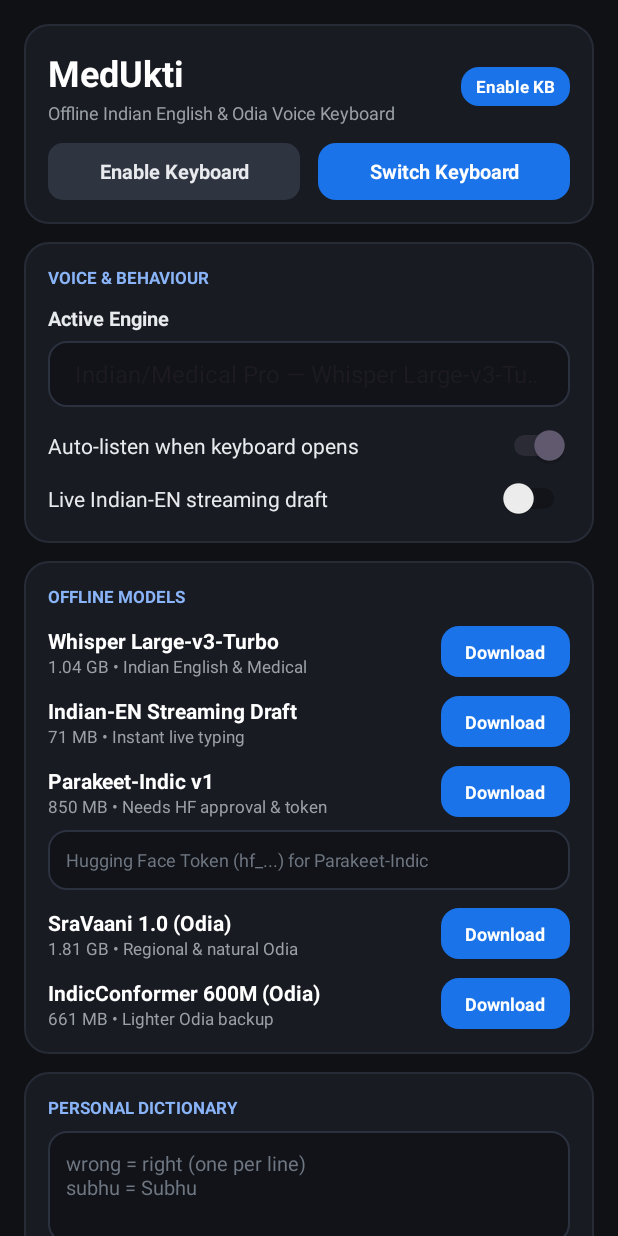
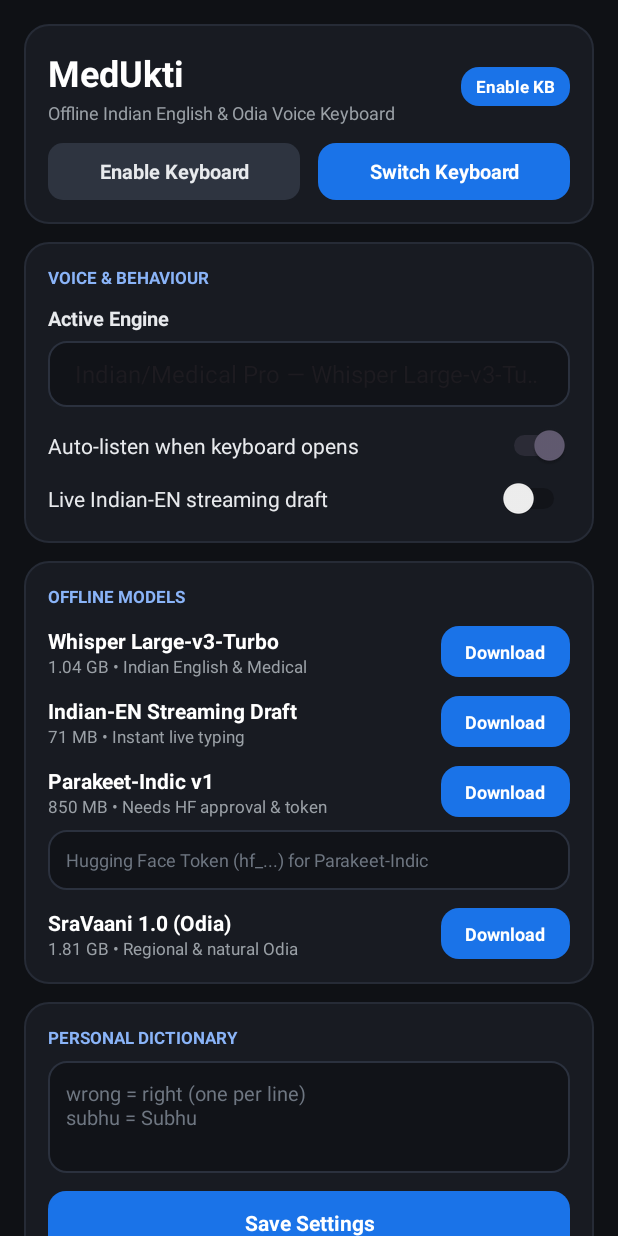
Before and after one commit to draps1707/MedUkti, an Android app: the screen it shows after launch (MainActivity), on a phone screen of 412 x 824 dp. Run offline under Robolectric (Android 15) with nearby library versions, the phone set to English and light mode, and no system bars.

Commit message:
Sync project files via Zip2Git

```diff
--- a/app/build.gradle.kts
+++ b/app/build.gradle.kts
@@ -11,8 +11,8 @@ android {
         applicationId = "com.voicerambler.free"
         minSdk = 29
         targetSdk = 35
-        versionCode = 25
-        versionName = "4.1.7"
+        versionCode = 27
+        versionName = "4.1.9"
         ndk {
             abiFilters += listOf("arm64-v8a")
         }
--- a/app/src/main/AndroidManifest.xml
+++ b/app/src/main/AndroidManifest.xml
@@ -21,10 +21,6 @@
             </intent-filter>
         </activity>
 
-        <activity
-            android:name=".CompareActivity"
-            android:exported="false" />
-
         <service
             android:name=".MedUktiImeService"
             android:exported="true"
--- a/app/src/main/java/com/voicerambler/free/MainActivity.kt
+++ b/app/src/main/java/com/voicerambler/free/MainActivity.kt
@@ -30,7 +30,6 @@ class MainActivity : AppCompatActivity() {
     private lateinit var btnDlStreamingDraft: TextView
     private lateinit var btnDlParakeetIndic: TextView
     private lateinit var btnDlSraVaani: TextView
-    private lateinit var btnDlIndicOr: TextView
     private lateinit var etHfToken: EditText
     private val uiScope = CoroutineScope(Dispatchers.Main + Job())
 
@@ -55,7 +54,6 @@ class MainActivity : AppCompatActivity() {
         btnDlStreamingDraft = findViewById(R.id.btnDlStreamingDraft)
         btnDlParakeetIndic = findViewById(R.id.btnDlParakeetIndic)
         btnDlSraVaani = findViewById(R.id.btnDlSraVaani)
-        btnDlIndicOr = findViewById(R.id.btnDlIndicOr)
 
         val adapter = ArrayAdapter(this, android.R.layout.simple_spinner_dropdown_item, AsrEngineType.entries.map { it.label })
         spinnerEngine.adapter = adapter
@@ -130,17 +128,6 @@ class MainActivity : AppCompatActivity() {
                 listOf(ModelDownloader.SILERO_VAD, ModelDownloader.SRAVAANI_DEC, ModelDownloader.SRAVAANI_ENC),
                 "SraVaani 1.0"
             )
-        }
-        btnDlIndicOr.setOnClickListener {
-            if (ModelDownloader.isOdiaInstalled(this) && ModelDownloader.isInstalled(this, ModelDownloader.SILERO_VAD)) return@setOnClickListener
-            downloadBatch(
-                btnDlIndicOr,
-                listOf(ModelDownloader.SILERO_VAD, ModelDownloader.INDIC_TOKENS, ModelDownloader.INDIC_OR),
-                "IndicConformer 600M"
-            )
-        }
-        findViewById<View>(R.id.btnCompare).setOnClickListener {
-            startActivity(Intent(this, CompareActivity::class.java))
         }
 
         findViewById<View>(R.id.btnSaveStart).setOnClickListener {
@@ -235,6 +222,5 @@ class MainActivity : AppCompatActivity() {
         styleModelBadge(btnDlParakeetIndic, indicOk)
         etHfToken.visibility = if (indicOk) View.GONE else View.VISIBLE
         styleModelBadge(btnDlSraVaani, vadOk && ModelDownloader.isSraVaaniInstalled(this))
-        styleModelBadge(btnDlIndicOr, vadOk && ModelDownloader.isOdiaInstalled(this))
     }
 }
--- a/app/src/main/java/com/voicerambler/free/ModelDownloader.kt
+++ b/app/src/main/java/com/voicerambler/free/ModelDownloader.kt
@@ -21,18 +21,6 @@ object ModelDownloader {
         "silero_vad",
         "silero_vad.onnx",
         "https://github.com/k2-fsa/sherpa-onnx/releases/download/asr-models/silero_vad.onnx"
-    )
-
-    val INDIC_TOKENS = ModelArtifact(
-        "indic_tokens",
-        "indicconformer-tokens.txt",
-        "https://huggingface.co/Docglasses-AI/indic-conformer-600m-sherpa-onnx-int8/resolve/main/indicconformer-tokens.txt"
-    )
-
-    val INDIC_OR = ModelArtifact(
-        "indic_or",
-        "indicconformer-or.int8.onnx",
-        "https://huggingface.co/Docglasses-AI/indic-conformer-600m-sherpa-onnx-int8/resolve/main/indicconformer-or.int8.onnx"
     )
 
     val SRAVAANI_ENC = ModelArtifact(
@@ -128,10 +116,6 @@ object ModelDownloader {
         val f = getFile(ctx, artifact)
         return f.exists() && f.length() > 512L
     }
-
-    fun isOdiaInstalled(ctx: Context): Boolean =
-        isInstalled(ctx, INDIC_OR) && isInstalled(ctx, INDIC_TOKENS)
-
     fun isSraVaaniInstalled(ctx: Context): Boolean =
         isInstalled(ctx, SRAVAANI_ENC) && isInstalled(ctx, SRAVAANI_DEC)
 
@@ -155,8 +139,6 @@ object ModelDownloader {
     fun cleanupUnusedModels(ctx: Context) {
         val keep = setOf(
             SILERO_VAD.fileName,
-            INDIC_TOKENS.fileName,
-            INDIC_OR.fileName,
             SRAVAANI_ENC.fileName,
             SRAVAANI_DEC.fileName,
             STREAMING_ZIP_ENC.fileName,
--- a/app/src/main/java/com/voicerambler/free/OfflineAsrEngines.kt
+++ b/app/src/main/java/com/voicerambler/free/OfflineAsrEngines.kt
@@ -16,10 +16,6 @@ object OfflineAsrEngines {
             AsrEngineType.PARAKEET_INDIC -> {
                 if (ModelDownloader.isParakeetIndicInstalled(ctx)) Result.success(engine)
                 else Result.failure(Exception("Download Parakeet-Indic v1 Pack first"))
-            }
-            AsrEngineType.INDIC_CONFORMER_OR -> {
-                if (ModelDownloader.isOdiaInstalled(ctx)) Result.success(engine)
-                else Result.failure(Exception("Download Odia Offline Pack first"))
             }
             AsrEngineType.SRAVAANI_OR -> {
                 if (ModelDownloader.isSraVaaniInstalled(ctx)) Result.success(engine)
--- a/app/src/main/java/com/voicerambler/free/Prefs.kt
+++ b/app/src/main/java/com/voicerambler/free/Prefs.kt
@@ -6,7 +6,6 @@ enum class AsrEngineType(val label: String) {
     WHISPER_TURBO("Indian/Medical Pro — Whisper Large-v3-Turbo"),
     PARAKEET_INDIC("Indian English Fast — Parakeet-Indic v1"),
     SRAVAANI_OR("Odia Natural — SraVaani 1.0"),
-    INDIC_CONFORMER_OR("Odia Backup — IndicConformer 600M")
 }
 
 object Prefs {
@@ -27,7 +26,7 @@ object Prefs {
     }
 
     fun isOdiaEngine(e: AsrEngineType): Boolean =
-        e == AsrEngineType.INDIC_CONFORMER_OR || e == AsrEngineType.SRAVAANI_OR
+        e == AsrEngineType.SRAVAANI_OR
 
     fun setEngine(ctx: Context, engine: AsrEngineType) {
         val editor = ctx.getSharedPreferences(FILE, Context.MODE_PRIVATE).edit()
--- a/app/src/main/res/layout/activity_main.xml
+++ b/app/src/main/res/layout/activity_main.xml
@@ -355,49 +355,7 @@
                     android:textStyle="bold" />
             </LinearLayout>
 
-            <!-- Model 5: IndicConformer 600M -->
-            <LinearLayout
-                android:layout_width="match_parent"
-                android:layout_height="wrap_content"
-                android:layout_marginTop="12dp"
-                android:gravity="center_vertical"
-                android:orientation="horizontal">
 
-                <LinearLayout
-                    android:layout_width="0dp"
-                    android:layout_height="wrap_content"
-                    android:layout_weight="1"
-                    android:orientation="vertical">
-
-                    <TextView
-                        android:layout_width="wrap_content"
-                        android:layout_height="wrap_content"
-                        android:text="IndicConformer 600M (Odia)"
-                        android:textColor="#FFFFFF"
-                        android:textSize="14sp"
-                        android:textStyle="bold" />
-
-                    <TextView
-                        android:layout_width="wrap_content"
-                        android:layout_height="wrap_content"
-                        android:text="661 MB • Lighter Odia backup"
-                        android:textColor="#9AA0A6"
-                        android:textSize="11sp" />
-                </LinearLayout>
-
-                <TextView
-                    android:id="@+id/btnDlIndicOr"
-                    android:layout_width="wrap_content"
-                    android:layout_height="34dp"
-                    android:background="@drawable/bg_btn_compact"
-                    android:gravity="center"
-                    android:minWidth="86dp"
-                    android:paddingHorizontal="12dp"
-                    android:text="Download"
-                    android:textColor="#FFFFFF"
-                    android:textSize="12sp"
-                    android:textStyle="bold" />
-            </LinearLayout>
 
             <TextView
                 android:id="@+id/tvStatus"
@@ -441,31 +399,11 @@
                 android:textColorHint="#6E7681"
                 android:textSize="13sp" />
 
-            <LinearLayout
-                android:layout_width="match_parent"
-                android:layout_height="wrap_content"
-                android:layout_marginTop="12dp"
-                android:orientation="horizontal">
-
-                <TextView
-                    android:id="@+id/btnCompare"
-                    android:layout_width="0dp"
-                    android:layout_height="42dp"
-                    android:layout_marginEnd="6dp"
-                    android:layout_weight="1"
-                    android:background="@drawable/bg_key_action"
-                    android:gravity="center"
-                    android:text="Compare Lab"
-                    android:textColor="#E8EAED"
-                    android:textSize="14sp"
-                    android:textStyle="bold" />
-
             <TextView
                 android:id="@+id/btnSaveStart"
-                    android:layout_width="0dp"
+                android:layout_width="match_parent"
                 android:layout_height="42dp"
-                    android:layout_marginStart="6dp"
-                    android:layout_weight="1"
+                android:layout_marginTop="12dp"
                 android:background="@drawable/bg_btn_compact"
                 android:gravity="center"
                 android:text="Save Settings"
@@ -473,7 +411,6 @@
                 android:textSize="14sp"
                 android:textStyle="bold" />
         </LinearLayout>
-        </LinearLayout>
 
     </LinearLayout>
 </ScrollView>
```
Also changed, not shown: app/src/main/java/com/voicerambler/free/CompareActivity.kt (deleted, +0 -69 lines), app/src/main/java/com/voicerambler/free/MedicalNormalizer.kt (+25 -0 lines), app/src/main/java/com/voicerambler/free/SherpaOnnxEngine.kt (+5 -30 lines), app/src/main/java/com/voicerambler/free/WavRecorderHelper.kt (deleted, +0 -117 lines), app/src/main/res/layout/activity_compare.xml (deleted, +0 -40 lines). Lines whose indentation alone changed are shown as unchanged.
